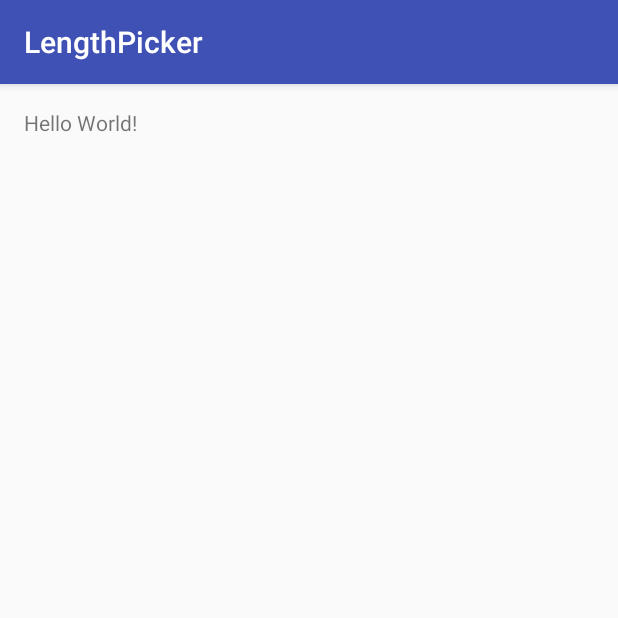
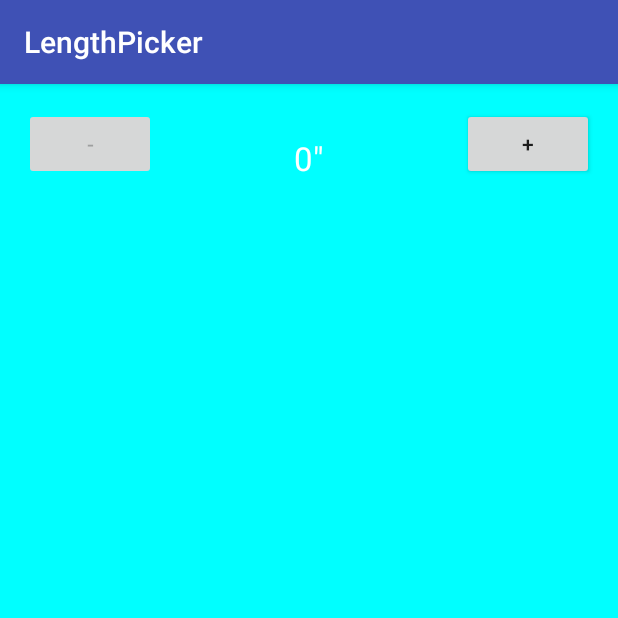
Before and after one commit to cngondo/LengthPicker, an Android app: the screen it shows after launch (MainActivity), on a phone screen of 412 x 824 dp, the top half of it. Run offline under Robolectric (Android 15) with nearby library versions, the phone set to English and light mode, and no system bars.

Commit message:
Creted LengthPicker as the customized view

```diff
--- /dev/null
+++ b/app/src/main/java/design/example/ngondo/lengthpicker/LengthPicker.java
@@ -0,0 +1,85 @@
+package design.example.ngondo.lengthpicker;
+
+import android.content.Context;
+import android.graphics.Color;
+import android.util.AttributeSet;
+import android.view.LayoutInflater;
+import android.view.View;
+import android.widget.RelativeLayout;
+import android.widget.TextView;
+
+public class LengthPicker extends RelativeLayout{
+    private View mPLusButton, mMinusButton;
+    private TextView mTextView;
+
+    private int mNumInches;
+    //used in java
+    public LengthPicker(Context context) {
+        super(context);
+        init();
+    }
+    //Used in xml
+    public LengthPicker(Context context, AttributeSet attrs) {
+        super(context, attrs);
+        init();
+
+    }
+
+    private void init() {
+        /*
+        * We need a layout inflator to inflate our view because our customized component
+        * needs a view. The two lines below replace "setContentView()"
+        * */
+        LayoutInflater inflater = LayoutInflater.from(getContext());
+        inflater.inflate(R.layout.length_picker, this);
+
+        mPLusButton = findViewById(R.id.add);
+        mMinusButton = findViewById(R.id.subtract);
+        mTextView = (TextView) findViewById(R.id.text);
+
+        updateControls();
+
+        //listener for the buttons
+        View.OnClickListener listener = new View.OnClickListener() {
+            @Override
+            public void onClick(View view) {
+                switch (view.getId()){
+                    case R.id.add:
+                        mNumInches++;
+                        updateControls();
+                        break;
+                    case R.id.subtract:
+                        if(mNumInches > 0){
+                            mNumInches--;
+                            updateControls();
+                        }
+                        break;
+                }
+            }
+        };
+//        set the listener
+        mPLusButton.setOnClickListener(listener);
+        mMinusButton.setOnClickListener(listener);
+        //set bg color
+        setBackgroundColor(Color.CYAN);
+    }
+
+    //method that converts the number of inches to feet and vice versa
+    private void updateControls(){
+        int feet = mNumInches / 12;
+        int inches = mNumInches % 12;
+
+        String text = String.format("%d' %d\"",feet, inches);
+        if(feet==0){
+            text = String.format("%d\"", inches);
+        }else{
+            if(inches == 0){
+                text = String.format("%d'", feet);
+            }
+        }
+        //put the numbers in the text view
+        mTextView.setText(text);
+        //The number cannot go below zero
+        mMinusButton.setEnabled(mNumInches > 0);
+    }
+}
--- a/app/src/main/res/layout/activity_main.xml
+++ b/app/src/main/res/layout/activity_main.xml
@@ -1,16 +1,5 @@
 <?xml version="1.0" encoding="utf-8"?>
-<RelativeLayout xmlns:android="http://schemas.android.com/apk/res/android"
-    xmlns:tools="http://schemas.android.com/tools"
+<design.example.ngondo.lengthpicker.LengthPicker
+    xmlns:android="http://schemas.android.com/apk/res/android"
     android:layout_width="match_parent"
-    android:layout_height="match_parent"
-    android:paddingBottom="@dimen/activity_vertical_margin"
-    android:paddingLeft="@dimen/activity_horizontal_margin"
-    android:paddingRight="@dimen/activity_horizontal_margin"
-    android:paddingTop="@dimen/activity_vertical_margin"
-    tools:context="design.example.ngondo.lengthpicker.MainActivity">
-
-    <TextView
-        android:layout_width="wrap_content"
-        android:layout_height="wrap_content"
-        android:text="Hello World!" />
-</RelativeLayout>
+    android:layout_height="match_parent" />
--- /dev/null
+++ b/app/src/main/res/layout/length_picker.xml
@@ -0,0 +1,40 @@
+<?xml version="1.0" encoding="utf-8"?>
+<RelativeLayout xmlns:android="http://schemas.android.com/apk/res/android"
+    xmlns:tools="http://schemas.android.com/tools"
+    android:layout_width="match_parent"
+    android:layout_height="match_parent"
+    android:paddingBottom="@dimen/activity_vertical_margin"
+    android:paddingLeft="@dimen/activity_horizontal_margin"
+    android:paddingRight="@dimen/activity_horizontal_margin"
+    android:paddingTop="@dimen/activity_vertical_margin"
+    tools:context="design.example.ngondo.lengthpicker.MainActivity">
+
+
+    <Button
+        android:layout_width="wrap_content"
+        android:layout_height="wrap_content"
+        android:text="@string/sub"
+        android:id="@+id/subtract"
+        android:layout_alignParentTop="true"
+        android:layout_alignParentLeft="true"
+        android:layout_alignParentStart="true" />
+
+    <Button
+        android:layout_width="wrap_content"
+        android:layout_height="wrap_content"
+        android:text="@string/add"
+        android:id="@+id/add"
+        android:layout_alignParentTop="true"
+        android:layout_alignParentRight="true"
+        android:layout_alignParentEnd="true" />
+
+    <TextView
+        android:layout_width="wrap_content"
+        android:layout_height="wrap_content"
+        android:textAppearance="?android:attr/textAppearanceLarge"
+        android:id="@+id/text"
+        android:textColor="#fff"
+        android:layout_alignBottom="@+id/add"
+        android:layout_centerHorizontal="true" />
+
+</RelativeLayout>
--- a/app/src/main/res/values/strings.xml
+++ b/app/src/main/res/values/strings.xml
@@ -1,3 +1,5 @@
 <resources>
     <string name="app_name">LengthPicker</string>
+    <string name="sub">-</string>
+    <string name="add">+</string>
 </resources>
```
